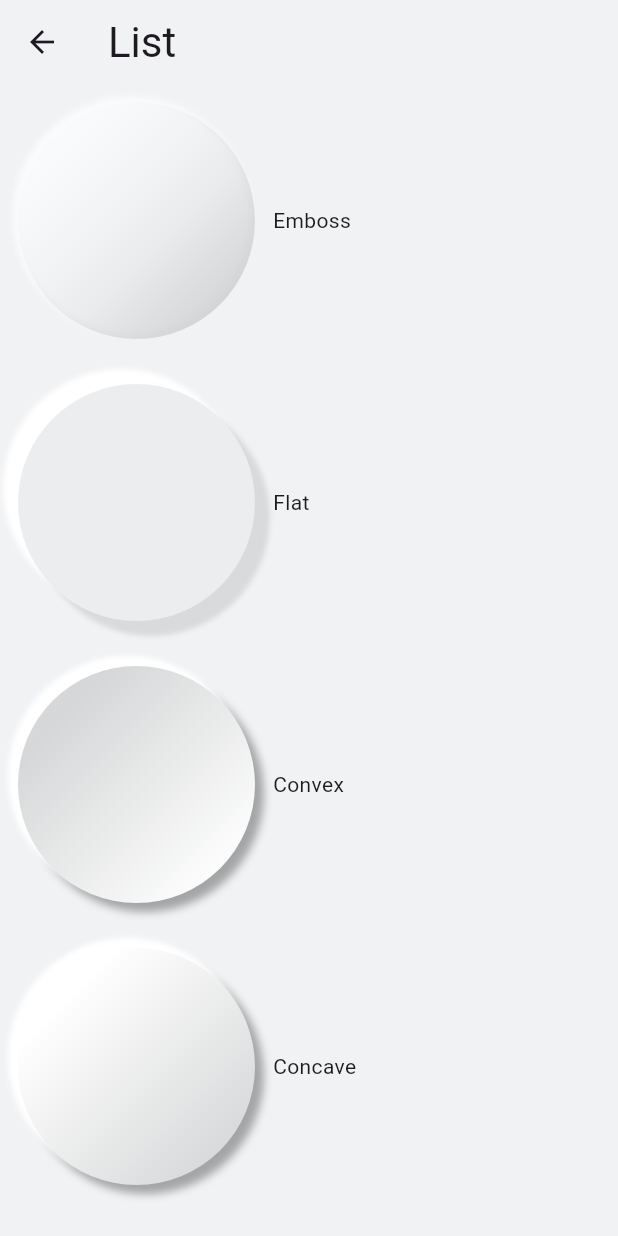
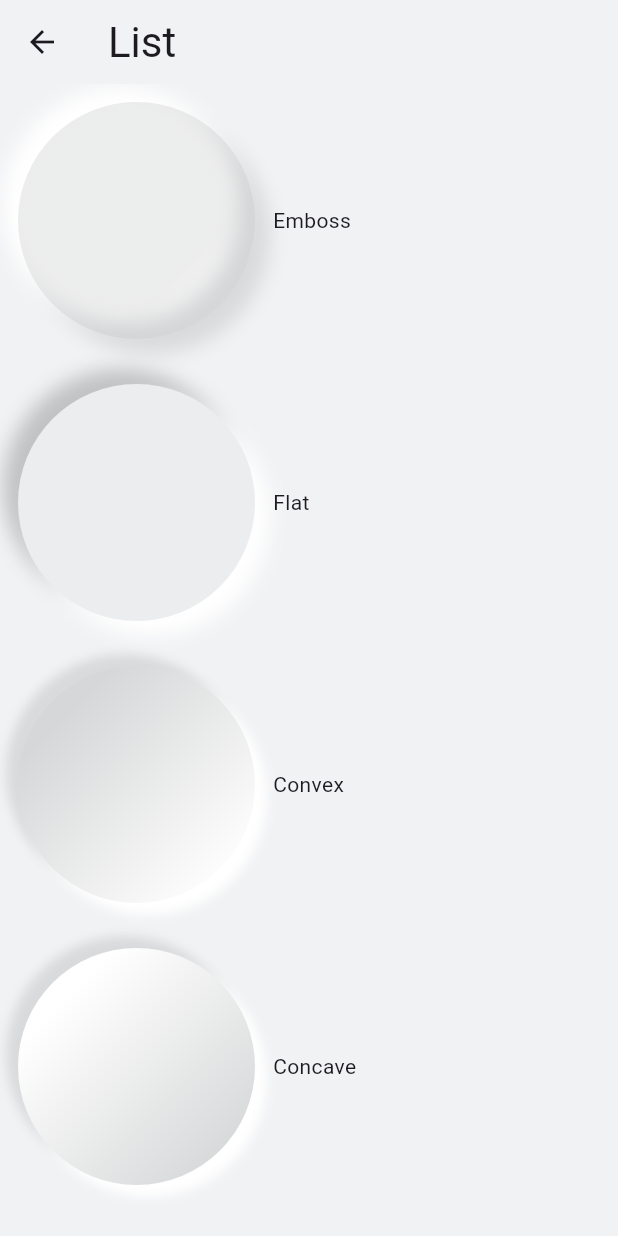
Before and after one commit to GalaxyGossip/commdon, a Flutter app: the screen it shows after launch, after a tap on "containers list", on a phone screen of 412 x 824 dp. Run offline on Flutter 3.47's test engine with Material 3 defaults, Android fonts, the phone set to English and light mode, and no system bars.

Commit message:
splitted neumorphic decorator method

```diff
--- a/lib/neumortphic_decorator.dart
+++ b/lib/neumortphic_decorator.dart
@@ -2,154 +2,127 @@ import 'package:flutter/material.dart';
 import 'package:flutter/painting.dart';
 import 'package:flutter_neumorphic/flutter_neumorphic.dart';
 
-BoxDecoration generateNeumorphicDecorator(
-    {
+BoxDecoration generateNeumorphicDecoratorEmboss({
   /*nullable*/ Color accent,
-    /*nullable*/ NeumorphicStyle style,
-    /*nullable*/ NeumorphicTheme theme,
-    /*nullable*/ BoxShape shape
+  NeumorphicStyle style,
+  BoxShape shape,
 }) {
-  if (theme == null) {
-    theme = neumorphicDefaultTheme;
-  }
+  final Color innerColor = accent ?? style.baseColor;
+  final offset = sourceToOffset(style.lightSource, style.distance);
 
-  if (style == null) {
-    style = NeumorphicStyle();
-  }
-
-  style = style.copyWithThemeIfNull(theme);
-
-  //will only use style from here, style is not null
-
-  final borderRadius = style.borderRadius == 0 ? null : BorderRadius.circular(style.borderRadius);
-
-  List<BoxShadow> boxShadows;
-  Color innerColor;
-  Gradient gradient;
-
-  if (style.shape == NeumorphicShape.emboss) {
-    innerColor = accent ?? style.baseColor;
-
-    final whiteDistance = style.distance / 3;
-    final darkDistance = style.distance / 6;
-
+  // shadows
+  List<BoxShadow> boxShadows = [];
+  if (offset != Offset.zero) {
     boxShadows = [
       BoxShadow(
-        color: NeumorphicColors.getAdjustColor(style.baseColor, style.distance),
-        offset: embrossOffset(lightSource: style.lightSource, dark: false, distance: whiteDistance),
-        blurRadius: whiteDistance,
-      ),
-      //BoxShadow(
-      //  color: NeumorphicColors.getAdjustColor(style.baseColor, 0 - style.distance),
-      //  offset: embrossOffset(lightSource: style.lightSource, dark: true, distance: darkDistance),
-      //  blurRadius: darkDistance,
-      //),
-    ];
-
-    gradient = NeumorphicColors.generateFlatGradients(
-      color: NeumorphicColors.getAdjustColor(innerColor, 0 - style.distance / 2),
-    );
-    final convexConcaveOffset = sourceToOffset(style.lightSource, style.distance);
-    double darkFactor = style.distance / 80;
-
-    gradient = LinearGradient(
-      begin: Alignment(
-        convexConcaveOffset.dx.clamp(-1, 1).toDouble(),
-        convexConcaveOffset.dy.clamp(-1, 1).toDouble(),
-      ),
-      end: Alignment(
-        -convexConcaveOffset.dx.clamp(-1, 1).toDouble(),
-        -convexConcaveOffset.dy.clamp(-1, 1).toDouble(),
-      ),
-
-      colors: [
-       // Colors.grey,
-        NeumorphicColors.generateGradientColors(
-          colorBase: innerColor,
-          updateAlpha: false,
-          intensity: 0,
-        ).withOpacity(0),
-        NeumorphicColors.generateGradientColors(
-          colorBase: innerColor,
-          intensity: -style.distance / 50,
-        ).withOpacity(0.3),
-        NeumorphicColors.generateGradientColors(
-          colorBase: innerColor,
-          intensity: -style.distance / 60,
-        ).withOpacity(0.8),
-        NeumorphicColors.generateGradientColors(
-          colorBase: innerColor,
-          intensity: -style.distance / 80,
-        ).withOpacity(1),
-      ],
-        stops: [
-          0,
-          0.6,
-          0.9,
-          1
-        ]
-    );
-  } else if (style.shape == NeumorphicShape.flat) {
-    innerColor = accent ?? style.baseColor;
-    final offset = sourceToOffset(style.lightSource, style.distance);
-
-    if(offset == Offset.zero){
-      boxShadows = [];
-    } else {
-      boxShadows = [
-        BoxShadow(
-          color: NeumorphicColors.generateGradientColors(colorBase: style.baseColor, intensity: -1 * style.intensity / 2),
+        color: NeumorphicColors.generateGradientColors(colorBase: style.baseColor, intensity: -1 * (style.intensity * 0.5)),
         offset: offset.scale(-1, -1),
-          blurRadius: style.distance / 4, //TODO
+        blurRadius: style.distance,
       ),
       BoxShadow(
-          color: NeumorphicColors.generateGradientColors(colorBase: style.baseColor, intensity: style.intensity / 2.5),
+        color: NeumorphicColors.generateGradientColors(colorBase: style.baseColor, intensity: style.intensity),
         offset: offset,
-          blurRadius: style.distance /4, //TODO
+        blurRadius: style.distance,
       ),
     ];
   }
 
-    gradient = NeumorphicColors.generateFlatGradients(
-      color: NeumorphicColors.getAdjustColor(innerColor, 0 - style.distance / 2),
+  //body
+  final Gradient gradient = NeumorphicColors.generateEmbossGradients(
+    color: NeumorphicColors.generateGradientColors(colorBase: innerColor, intensity: -1 * style.intensity),
+  );
+
+  if (shape == BoxShape.circle) {
+    return BoxDecoration(
+      boxShadow: boxShadows,
+      gradient: gradient,
+      shape: shape,
     );
   } else {
-    var offset = sourceToOffset(style.lightSource, style.distance);
-
-    if(offset.dx < -6 || offset.dy < -6){
-      offset = Offset(-6, -6);
+    return BoxDecoration(
+      borderRadius: style.borderRadius == 0 ? null : BorderRadius.circular(style.borderRadius),
+      boxShadow: boxShadows,
+      gradient: gradient,
+      shape: shape,
+    );
   }
-    if(offset.dx > 6 || offset.dy > 6){
-      offset = Offset(6, 6);
 }
 
-    print("offset : $offset");
-    innerColor = accent ?? style.baseColor;
+BoxDecoration generateNeumorphicDecoratorFlat({
+/*nullable*/ Color accent,
+  NeumorphicStyle style,
+  BoxShape shape,
+}) {
+  final offset = sourceToOffset(style.lightSource, style.distance);
+  final Color innerColor = accent ?? style.baseColor;
 
-    if(offset == Offset.zero){
-      boxShadows = [];
-    } else {
+  List<BoxShadow> boxShadows = [];
+  if (offset != Offset.zero) {
     boxShadows = [
       BoxShadow(
-          color: NeumorphicColors.generateGradientColors(colorBase: style.baseColor, intensity: -1 *  (style.intensity * style.distance) / 5),
-          offset: offset.scale(-1, -1),
-          blurRadius: style.distance / 2, //TODO
+        color: NeumorphicColors.generateGradientColors(colorBase: style.baseColor, intensity: -1 * style.intensity),
+        offset: offset,
+        blurRadius: style.distance, //TODO
       ),
       BoxShadow(
-          color: NeumorphicColors.generateGradientColors(colorBase: style.baseColor, intensity: 1),
-          offset: offset,
-          spreadRadius: style.distance / 10,
-          blurRadius: (style.distance / 3.5), //TODO
+        color: NeumorphicColors.generateGradientColors(colorBase: style.baseColor, intensity: style.intensity),
+        offset: offset.scale(-1, -1),
+        blurRadius: style.distance, //TODO
       ),
     ];
   }
 
-    double darkFactor = (style.distance / 50  + style.curveFactor.clamp(0, 1) / 15) / 2;
-    double whiteFactor = (style.distance/ 60 + style.curveFactor.clamp(0, 1) / 15) / 2;
+  final Gradient gradient = NeumorphicColors.generateFlatGradients(
+    color: NeumorphicColors.getAdjustColor(innerColor, 0 - style.distance / 2),
+  );
+
+  if (shape == BoxShape.circle) {
+    return BoxDecoration(
+      boxShadow: boxShadows,
+      gradient: gradient,
+      shape: shape,
+    );
+  } else {
+    return BoxDecoration(
+      borderRadius: style.borderRadius == 0 ? null : BorderRadius.circular(style.borderRadius),
+      boxShadow: boxShadows,
+      gradient: gradient,
+      shape: shape,
+    );
+  }
+}
+
+BoxDecoration generateNeumorphicDecoratorConcaveConvex({
+/*nullable*/ Color accent,
+  NeumorphicStyle style,
+  BoxShape shape,
+}) {
+  final offset = sourceToOffset(style.lightSource, style.distance);
+
+  final Color innerColor = accent ?? style.baseColor;
+
+  List<BoxShadow> boxShadows = [];
+  if (offset != Offset.zero) {
+    boxShadows = [
+      BoxShadow(
+        color: NeumorphicColors.generateGradientColors(colorBase: style.baseColor, intensity: -1 * style.intensity / 2),
+        offset: offset,
+        blurRadius: style.distance / 1.5, //TODO
+      ),
+      BoxShadow(
+        color: NeumorphicColors.generateGradientColors(colorBase: style.baseColor, intensity: style.intensity / 2.5),
+        offset: offset.scale(-1, -1),
+        blurRadius: style.distance / 1.5, //TODO
+      ),
+    ];
+  }
+
+  double darkFactor = (style.distance / 50 + style.curveFactor.clamp(0, 1) / 15) / 2;
+  double whiteFactor = (style.distance / 60 + style.curveFactor.clamp(0, 1) / 15) / 2;
 
   final convexConcaveOffset = sourceToOffset(style.lightSource, style.curveFactor);
 
-    gradient = LinearGradient(
+  final Gradient gradient = LinearGradient(
       begin: Alignment(
         -convexConcaveOffset.dx.clamp(-1, 1).toDouble(),
         -convexConcaveOffset.dy.clamp(-1, 1).toDouble(),
@@ -181,26 +154,40 @@ BoxDecoration generateNeumorphicDecorator(
         0.1,
         0.8,
         1
-      ]
-    );
-  }
+      ]);
 
-  if(shape == null){
-    shape = BoxShape.rectangle;
-  }
-
-  if(shape == BoxShape.circle){
+  if (shape == BoxShape.circle) {
     return BoxDecoration(
       boxShadow: boxShadows,
       gradient: gradient,
-        shape: shape
+      shape: shape,
     );
   } else {
     return BoxDecoration(
-        borderRadius: borderRadius,
+      borderRadius: style.borderRadius == 0 ? null : BorderRadius.circular(style.borderRadius),
       boxShadow: boxShadows,
       gradient: gradient,
-        shape: shape
+      shape: shape,
     );
   }
 }
+
+BoxDecoration generateNeumorphicDecorator(
+    {
+    /*nullable*/ Color accent,
+    NeumorphicStyle style,
+    /*nullable*/ BoxShape shape}) {
+  //will only use style from here, style is not null
+
+  if (style.shape == NeumorphicShape.emboss) {
+    return generateNeumorphicDecoratorEmboss(accent: accent, style: style, shape: shape);
+  } else if (style.shape == NeumorphicShape.flat) {
+    return generateNeumorphicDecoratorFlat(accent: accent, style: style, shape: shape);
+  } else {
+    return generateNeumorphicDecoratorConcaveConvex(accent: accent, style: style, shape: shape);
+  }
+}
+
+Widget generateNeumprphicChild({Color accent, NeumorphicStyle style, BoxShape shape, Widget child}) {
+  return child;
+}
--- a/lib/widget/container.dart
+++ b/lib/widget/container.dart
@@ -25,11 +25,22 @@ class Neumorphic extends StatelessWidget {
 
   @override
   Widget build(BuildContext context) {
+
+    final theme = findNeumorphicTheme(context) ?? neumorphicDefaultTheme;
+    final style = (this.style ?? NeumorphicStyle()).copyWithThemeIfNull(theme);
+    final shape = this.shape ?? BoxShape.rectangle;
+
     final decorator = generateNeumorphicDecorator(
       accent: this.accent,
-      style: this.style,
-      theme: findNeumorphicTheme(context),
+      style:  style,
       shape: shape
+    );
+
+    final child = generateNeumprphicChild(
+        accent: this.accent,
+        style:  style,
+        shape: this.shape,
+        child: this.child,
     );
 
     return AnimatedContainer(
@@ -40,4 +51,5 @@ class Neumorphic extends StatelessWidget {
       padding: this.padding,
     );
   }
+
 }
```
Lines whose indentation alone changed are shown as unchanged.
